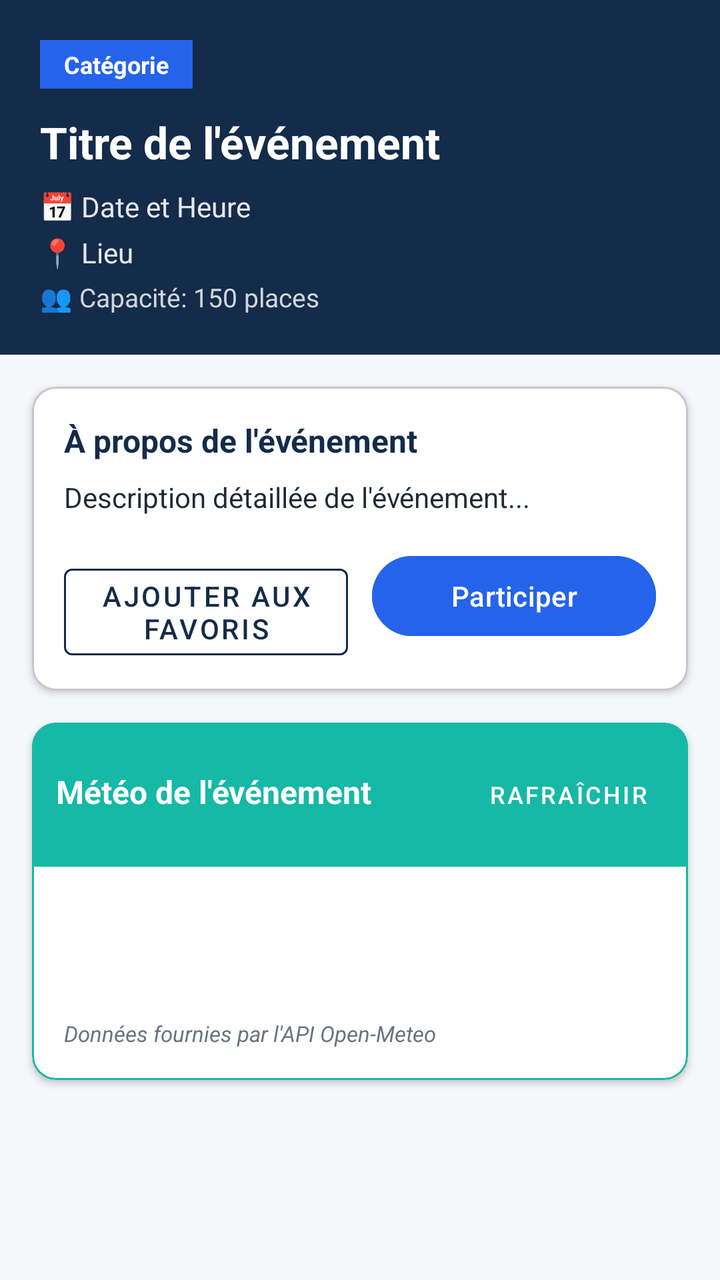
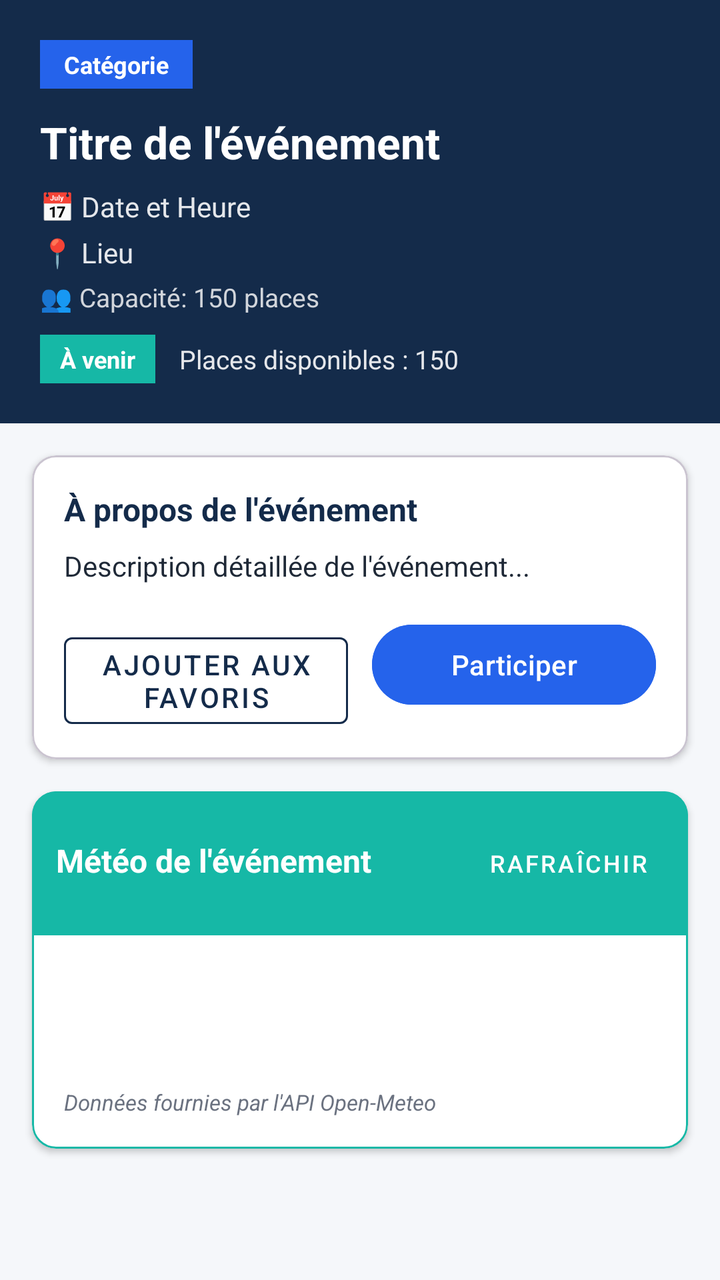

Screens rendered from an Android XML layout before and after an edit, with the pre-edit source and the edit as a unified diff.
<!-- AndroidManifest.xml: application theme Theme.CompusEvent -->
<!-- res/layout/activity_event_detail.xml -->
<?xml version="1.0" encoding="utf-8"?>
<ScrollView xmlns:android="http://schemas.android.com/apk/res/android"
    xmlns:app="http://schemas.android.com/apk/res-auto"
    android:layout_width="match_parent"
    android:layout_height="match_parent"
    android:background="@color/bg_gray">

    <LinearLayout
        android:layout_width="match_parent"
        android:layout_height="wrap_content"
        android:orientation="vertical"
        android:paddingBottom="24dp">

        
        <LinearLayout
            android:layout_width="match_parent"
            android:layout_height="wrap_content"
            android:background="@color/primary_blue"
            android:orientation="vertical"
            android:padding="20dp">

            <TextView
                android:id="@+id/tv_detail_category"
                android:layout_width="wrap_content"
                android:layout_height="wrap_content"
                android:background="@color/action_blue"
                android:paddingHorizontal="12dp"
                android:paddingVertical="4dp"
                android:textColor="@color/white"
                android:textSize="12sp"
                android:textStyle="bold"
                android:text="Catégorie" />

            <TextView
                android:id="@+id/tv_detail_title"
                android:layout_width="match_parent"
                android:layout_height="wrap_content"
                android:layout_marginTop="12dp"
                android:textColor="@color/white"
                android:textSize="22sp"
                android:textStyle="bold"
                android:text="Titre de l'événement" />

            <TextView
                android:id="@+id/tv_detail_date_time"
                android:layout_width="match_parent"
                android:layout_height="wrap_content"
                android:layout_marginTop="8dp"
                android:textColor="#E5E7EB"
                android:textSize="14sp"
                android:text="📅 Date et Heure" />

            <TextView
                android:id="@+id/tv_detail_location"
                android:layout_width="match_parent"
                android:layout_height="wrap_content"
                android:layout_marginTop="4dp"
                android:textColor="#E5E7EB"
                android:textSize="14sp"
                android:text="📍 Lieu" />

            <TextView
                android:id="@+id/tv_detail_capacity"
                android:layout_width="match_parent"
                android:layout_height="wrap_content"
                android:layout_marginTop="4dp"
                android:textColor="#D1D5DB"
                android:textSize="13sp"
                android:text="👥 Capacité: 150 places" />

        </LinearLayout>

        
        <com.google.android.material.card.MaterialCardView
            android:layout_width="match_parent"
            android:layout_height="wrap_content"
            android:layout_margin="16dp"
            app:cardCornerRadius="12dp"
            app:cardElevation="2dp"
            app:cardBackgroundColor="@color/card_bg">

            <LinearLayout
                android:layout_width="match_parent"
                android:layout_height="wrap_content"
                android:orientation="vertical"
                android:padding="16dp">

                <TextView
                    android:layout_width="wrap_content"
                    android:layout_height="wrap_content"
                    android:text="À propos de l'événement"
                    android:textColor="@color/primary_blue"
                    android:textSize="16sp"
                    android:textStyle="bold" />

                <TextView
                    android:id="@+id/tv_detail_description"
                    android:layout_width="match_parent"
                    android:layout_height="wrap_content"
                    android:layout_marginTop="8dp"
                    android:lineSpacingExtra="4dp"
                    android:textColor="@color/text_dark"
                    android:textSize="14sp"
                    android:text="Description détaillée de l'événement..." />

                
                <LinearLayout
                    android:layout_width="match_parent"
                    android:layout_height="wrap_content"
                    android:layout_marginTop="16dp"
                    android:orientation="horizontal">

                    <com.google.android.material.button.MaterialButton
                        android:id="@+id/btn_detail_favorite"
                        style="@style/Widget.MaterialComponents.Button.OutlinedButton"
                        android:layout_width="0dp"
                        android:layout_height="wrap_content"
                        android:layout_marginEnd="6dp"
                        android:layout_weight="1"
                        android:text="Ajouter aux favoris"
                        android:textColor="@color/primary_blue"
                        app:strokeColor="@color/primary_blue" />

                    <com.google.android.material.button.MaterialButton
                        android:id="@+id/btn_detail_participate"
                        android:layout_width="0dp"
                        android:layout_height="wrap_content"
                        android:layout_marginStart="6dp"
                        android:layout_weight="1"
                        android:backgroundTint="@color/action_blue"
                        android:text="@string/btn_participate"
                        android:textColor="@color/white" />

                </LinearLayout>

            </LinearLayout>

        </com.google.android.material.card.MaterialCardView>

        
        <com.google.android.material.card.MaterialCardView
            android:layout_width="match_parent"
            android:layout_height="wrap_content"
            android:layout_marginHorizontal="16dp"
            android:layout_marginBottom="16dp"
            app:cardCornerRadius="12dp"
            app:cardElevation="2dp"
            app:cardBackgroundColor="@color/card_bg"
            app:strokeColor="@color/weather_turquoise"
            app:strokeWidth="1dp">

            <LinearLayout
                android:layout_width="match_parent"
                android:layout_height="wrap_content"
                android:orientation="vertical">

                <LinearLayout
                    android:layout_width="match_parent"
                    android:layout_height="wrap_content"
                    android:background="@color/weather_turquoise"
                    android:orientation="horizontal"
                    android:padding="12dp">

                    <TextView
                        android:layout_width="0dp"
                        android:layout_height="wrap_content"
                        android:layout_weight="1"
                        android:text="@string/weather_title"
                        android:textColor="@color/white"
                        android:textSize="16sp"
                        android:textStyle="bold" />

                    <com.google.android.material.button.MaterialButton
                        android:id="@+id/btn_refresh_weather"
                        style="@style/Widget.MaterialComponents.Button.TextButton"
                        android:layout_width="wrap_content"
                        android:layout_height="wrap_content"
                        android:text="Rafraîchir"
                        android:textColor="@color/white"
                        android:textSize="12sp" />

                </LinearLayout>

                <LinearLayout
                    android:layout_width="match_parent"
                    android:layout_height="wrap_content"
                    android:orientation="vertical"
                    android:padding="16dp">

                    <ProgressBar
                        android:id="@+id/pb_weather"
                        android:layout_width="wrap_content"
                        android:layout_height="wrap_content"
                        android:layout_gravity="center"
                        android:indeterminateTint="@color/weather_turquoise" />

                    <TextView
                        android:id="@+id/tv_weather_error"
                        android:layout_width="match_parent"
                        android:layout_height="wrap_content"
                        android:text="@string/weather_error"
                        android:textColor="@color/error_red"
                        android:textSize="14sp"
                        android:visibility="gone" />

                    <LinearLayout
                        android:id="@+id/layout_weather_content"
                        android:layout_width="match_parent"
                        android:layout_height="wrap_content"
                        android:orientation="vertical"
                        android:visibility="gone">

                        <TextView
                            android:id="@+id/tv_weather_temp"
                            android:layout_width="match_parent"
                            android:layout_height="wrap_content"
                            android:textColor="@color/primary_blue"
                            android:textSize="28sp"
                            android:textStyle="bold"
                            android:text="22.5 °C" />

                        <TextView
                            android:id="@+id/tv_weather_desc"
                            android:layout_width="match_parent"
                            android:layout_height="wrap_content"
                            android:layout_marginTop="4dp"
                            android:textColor="@color/text_dark"
                            android:textSize="16sp"
                            android:text="Ensoleillé" />

                        <TextView
                            android:id="@+id/tv_weather_temp_minmax"
                            android:layout_width="match_parent"
                            android:layout_height="wrap_content"
                            android:layout_marginTop="8dp"
                            android:textColor="@color/text_muted"
                            android:textSize="13sp"
                            android:text="Min: 15.0°C | Max: 25.0°C" />

                        <TextView
                            android:id="@+id/tv_weather_details"
                            android:layout_width="match_parent"
                            android:layout_height="wrap_content"
                            android:layout_marginTop="4dp"
                            android:textColor="@color/text_muted"
                            android:textSize="13sp"
                            android:text="Vent: 12 km/h | Humidité: 60% | Pluie: 10%" />

                    </LinearLayout>

                    <TextView
                        android:layout_width="match_parent"
                        android:layout_height="wrap_content"
                        android:layout_marginTop="12dp"
                        android:text="@string/weather_credit"
                        android:textColor="@color/text_muted"
                        android:textSize="11sp"
                        android:textStyle="italic" />

                </LinearLayout>

            </LinearLayout>

        </com.google.android.material.card.MaterialCardView>

    </LinearLayout>

</ScrollView>
<!-- resources referenced by this layout -->
<resources>
  <color name="action_blue">#2563EB</color>
  <color name="bg_gray">#F5F7FA</color>
  <color name="card_bg">#FFFFFF</color>
  <color name="error_red">#D9485F</color>
  <color name="primary_blue">#142B4A</color>
  <color name="text_dark">#1F2937</color>
  <color name="text_muted">#6B7280</color>
  <color name="weather_turquoise">#16B8A6</color>
  <color name="white">#FFFFFFFF</color>
  <string name="btn_participate">Participer</string>
  <string name="weather_credit">Données fournies par l\'API Open-Meteo</string>
  <string name="weather_error">Prévisions météo non disponibles ou problème de connexion.</string>
  <string name="weather_title">Météo de l\'événement</string>
  <style name="Theme.CompusEvent" parent="Base.Theme.CompusEvent" />
  <style name="Base.Theme.CompusEvent" parent="Theme.Material3.DayNight.NoActionBar">
          
          
      </style>
</resources>

<!-- the commit's change to res/layout/activity_event_detail.xml (unified diff, before → after) -->
@@ -67,6 +67,37 @@
                 android:textColor="#D1D5DB"
                 android:textSize="13sp"
                 android:text="👥 Capacité: 150 places" />
+
+            <LinearLayout
+                android:layout_width="match_parent"
+                android:layout_height="wrap_content"
+                android:layout_marginTop="10dp"
+                android:orientation="horizontal">
+
+                <TextView
+                    android:id="@+id/tv_detail_status"
+                    android:layout_width="wrap_content"
+                    android:layout_height="wrap_content"
+                    android:background="@color/weather_turquoise"
+                    android:paddingHorizontal="10dp"
+                    android:paddingVertical="4dp"
+                    android:textColor="@color/white"
+                    android:textSize="12sp"
+                    android:textStyle="bold"
+                    android:text="À venir" />
+
+                <TextView
+                    android:id="@+id/tv_detail_places"
+                    android:layout_width="0dp"
+                    android:layout_height="wrap_content"
+                    android:layout_marginStart="12dp"
+                    android:layout_weight="1"
+                    android:layout_gravity="center_vertical"
+                    android:textColor="#E5E7EB"
+                    android:textSize="13sp"
+                    android:text="Places disponibles : 150" />
+
+            </LinearLayout>
 
         </LinearLayout>
 
@@ -139,6 +170,7 @@
 
         
         <com.google.android.material.card.MaterialCardView
+            android:id="@+id/weather_card"
             android:layout_width="match_parent"
             android:layout_height="wrap_content"
             android:layout_marginHorizontal="16dp"
